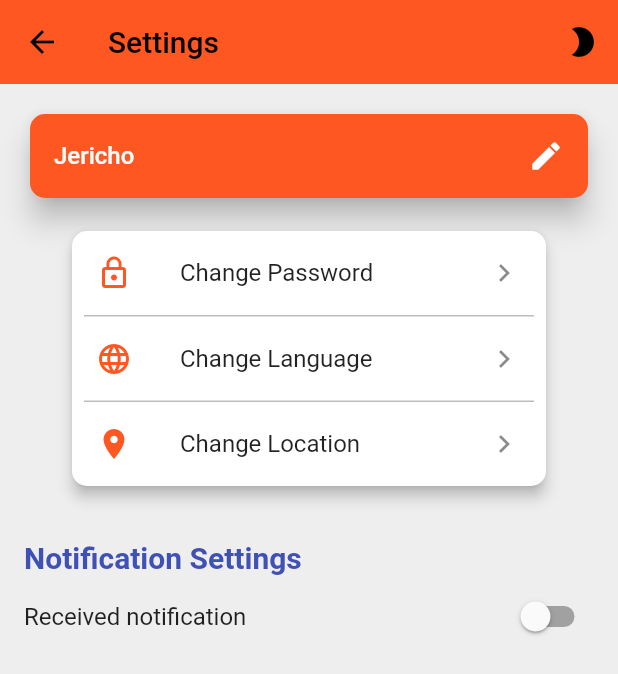
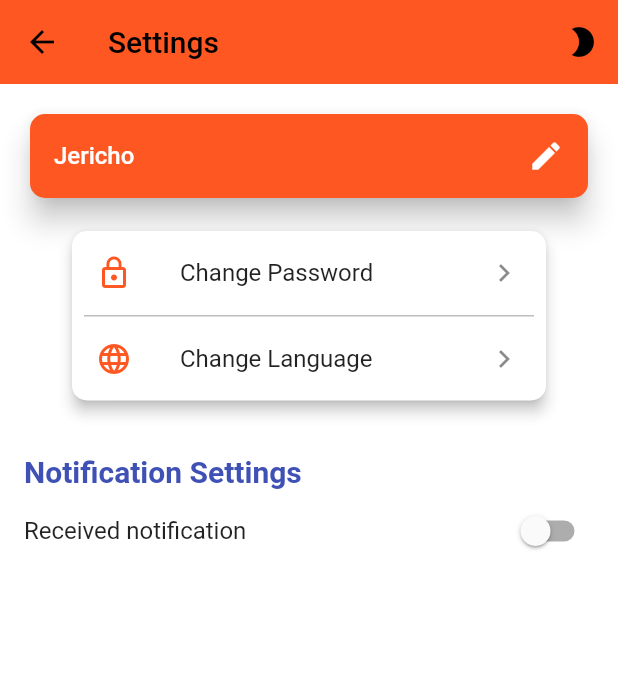
Before and after one commit to ekyut123/flutter-login-firebase-combined, a Flutter app: the SettingsPage screen opened directly, on a phone screen of 412 x 824 dp. Shown: the top 674 px of the screen. Run offline on Flutter 3.47's test engine with Material 2 defaults, Android fonts, the phone set to English and light mode, and no system bars; our stand-ins replace anim_search_bar, cloud_firestore, firebase_auth, firebase_core, font_awesome_flutter, form_field_validator and 3 more; missing offline and left inert: flutter_polyline_points; accounts and stored records are empty.

Commit message:
Update settings_page.dart

```diff
--- a/lib/pages/navpages/settings_page.dart
+++ b/lib/pages/navpages/settings_page.dart
@@ -32,7 +32,7 @@ class _SettingsPage extends State<SettingsPage> {
         brightness: _getBrightness(),
       ),
       child: Scaffold(
-        backgroundColor: _dark ? null : Colors.grey.shade200,
+        backgroundColor: _dark ? null : Colors.white,
         appBar: AppBar(
           elevation: 0,
           // ignore: deprecated_member_use
@@ -69,6 +69,7 @@ class _SettingsPage extends State<SettingsPage> {
                     color: Colors.deepOrange,
                     child: ListTile(
                       onTap: () {
+                        //dito pwede magpalit ng name yung user
                         //open edit profile
                       },
                       title: const Text(
@@ -115,18 +116,6 @@ class _SettingsPage extends State<SettingsPage> {
                             //open change language
                           },
                         ),
-                        _buildDivider(),
-                        ListTile(
-                          leading: const Icon(
-                            Icons.location_on,
-                            color: Colors.deepOrange,
-                          ),
-                          title: const Text("Change Location"),
-                          trailing: const Icon(Icons.keyboard_arrow_right),
-                          onTap: () {
-                            //open change location
-                          },
-                        ),
                       ],
                     ),
                   ),
```
